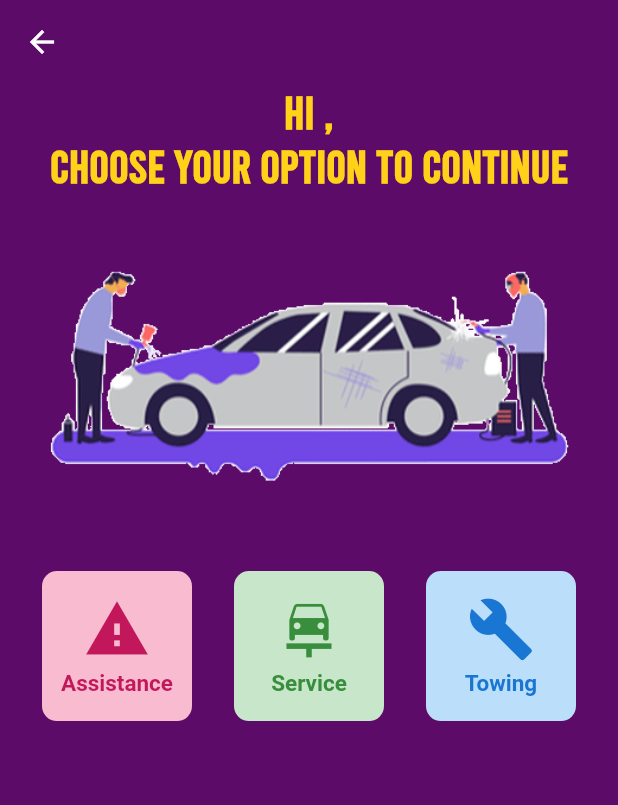
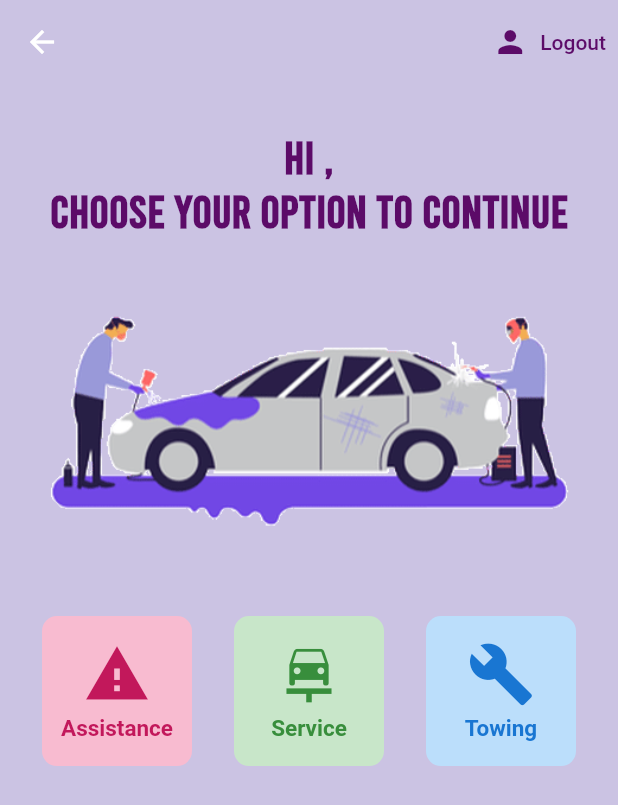
Before and after one commit to taufiqzaidong/Final-Project-E-Commerce, a Flutter app: the SelectPage screen opened directly, on a phone screen of 412 x 824 dp. Shown: the top 805 px of the screen. Run offline on Flutter 3.47's test engine with Material 2 defaults, Android fonts, the light colour scheme and no system bars; our stand-ins replace cloud_firestore, dio, firebase_auth, firebase_core, firebase_storage, flutter_cache_manager and 7 more; missing offline and left inert: flutter_statusbarcolor, gradient_text, wallpaper_manager; accounts and stored records are empty.

Commit message:
update select.dart

```diff
--- a/lib/screens/select.dart
+++ b/lib/screens/select.dart
@@ -4,6 +4,7 @@ import 'package:flutter/material.dart';
 import 'package:gowallpaper/screens/Service.dart';
 import 'package:gowallpaper/screens/home.dart';
 import 'package:gowallpaper/screens/towing.dart';
+import 'package:gowallpaper/services/auth.dart';
 //import 'package:youtube/Service.dart';
 //import 'package:youtube/info.dart';
 
@@ -11,8 +12,6 @@ class SelectPage extends StatefulWidget {
   @override
   _SelectPageState createState() => _SelectPageState();
 }
-
-
 
 class _SelectPageState extends State<SelectPage> {
   final usersRef = FirebaseFirestore.instance.collection('Users');
@@ -27,15 +26,27 @@ class _SelectPageState extends State<SelectPage> {
 
   @override
   Widget build(BuildContext context) {
+    final AuthService _auth = AuthService();
     return Scaffold(
-      backgroundColor: Color(0xFF5C0B68),
+      backgroundColor: Color(0xFFCBC3E3),
       appBar: AppBar(
         backgroundColor: Colors.transparent,
         elevation: 0,
+        actions: [
+          TextButton.icon(
+            icon: Icon(Icons.person,color:  Color(0xFF5C0B68)),
+
+            label: Text('Logout',style: TextStyle(color: Color(0xFF5C0B68)),),
+            onPressed: () async {
+              await _auth.signOut();
+            },
+          ),
+        ],
       ),
       body: SingleChildScrollView(
         child: Column(
           children: <Widget>[
+            SizedBox(height: 30),
             FutureBuilder<DocumentSnapshot>(
               future: usersRef.doc(uid).get(),
               builder: (BuildContext context,
@@ -46,9 +57,16 @@ class _SelectPageState extends State<SelectPage> {
 
                 if (snapshot.connectionState == ConnectionState.done) {
                   Map<String, dynamic> data = snapshot.data.data();
-                  return Text('Hi '+data['displayName'].toString()+', \nChoose your option to continue',
-                       style: TextStyle(fontFamily: 'Bebas',fontSize: 30, fontWeight: FontWeight.bold,color: Color(0xFFFFD119)),
-                textAlign: TextAlign.center);
+                  return Text(
+                      'Hi ' +
+                          data['displayName'].toString() +
+                          ', \nChoose your option to continue',
+                      style: TextStyle(
+                          fontFamily: 'Bebas',
+                          fontSize: 30,
+                          fontWeight: FontWeight.bold,
+                          color: Color(0xFF5C0B68)),
+                      textAlign: TextAlign.center);
                 }
 
                 return Text("loading");
@@ -71,10 +89,8 @@ class _SelectPageState extends State<SelectPage> {
                   children: <Widget>[
                     GestureDetector(
                       onTap: () {
-                       Navigator.push(
-                            context,
-                            MaterialPageRoute(
-                                builder: (context) => Home()));
+                        Navigator.push(context,
+                            MaterialPageRoute(builder: (context) => Home()));
                       },
                       child: Container(
                         decoration: BoxDecoration(
@@ -97,7 +113,6 @@ class _SelectPageState extends State<SelectPage> {
                             Text(
                               "Assistance",
                               style: TextStyle(
-
                                 fontSize: 15,
                                 fontWeight: FontWeight.bold,
                                 color: Colors.pink[700],
@@ -154,10 +169,8 @@ class _SelectPageState extends State<SelectPage> {
                   children: <Widget>[
                     GestureDetector(
                       onTap: () {
-                        Navigator.push(
-                            context,
-                            MaterialPageRoute(
-                                builder: (context) => Towing()));
+                        Navigator.push(context,
+                            MaterialPageRoute(builder: (context) => Towing()));
                       },
                       child: Container(
                         decoration: BoxDecoration(
```
